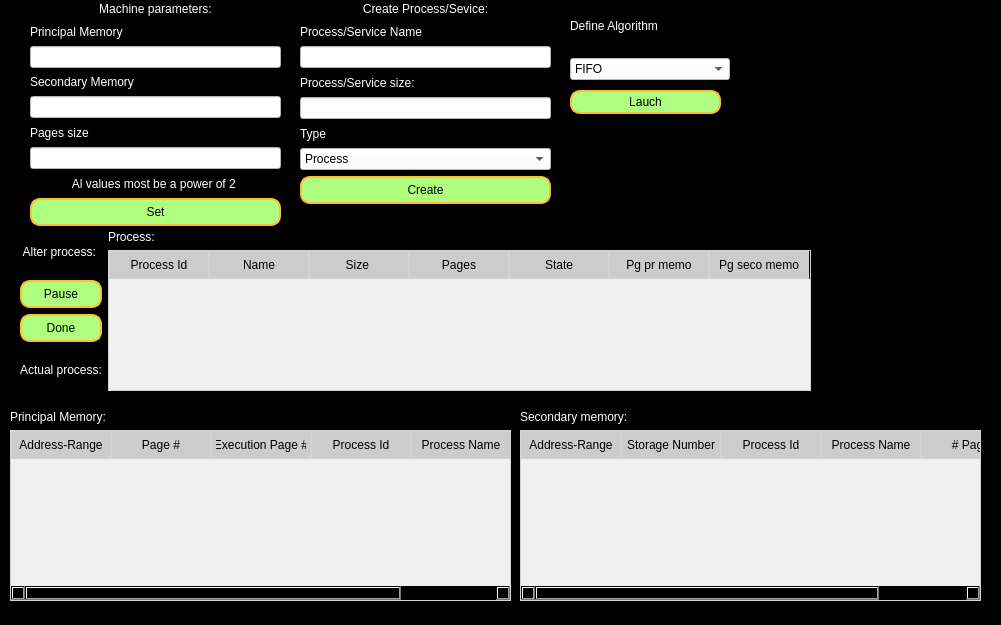
The window that mainInterface.ui (SebastianGranadosBarrantes/Tarea2SO-Brian_Sebastian_Jousten) describes before a commit, drawn with Qt 5.
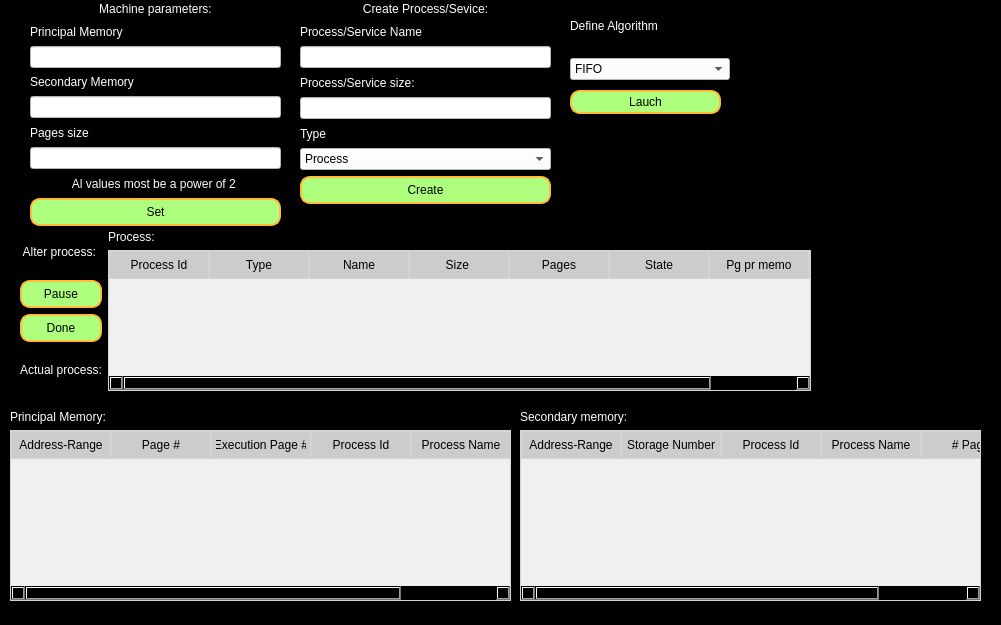
The same window after the commit.

The edit to the form file:
```diff
--- a/mainInterface.ui
+++ b/mainInterface.ui
@@ -279,6 +279,11 @@
            <string>Process Id</string>
           </property>
          </column>
+         <column>
+          <property name="text">
+           <string>Type</string>
+          </property>
+         </column>
          <column>
           <property name="text">
            <string>Name</string>
```
